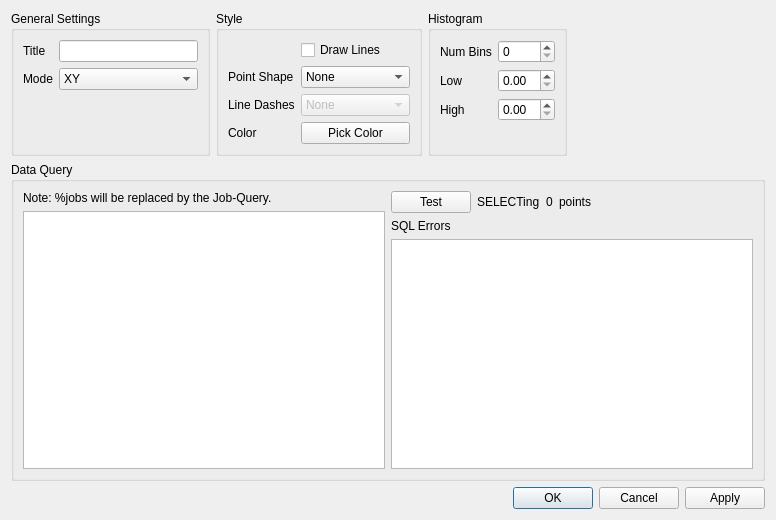
Qt form utils/visucmaes/curvesettings.ui (SchellDa/mapsa_analysis) before a commit.
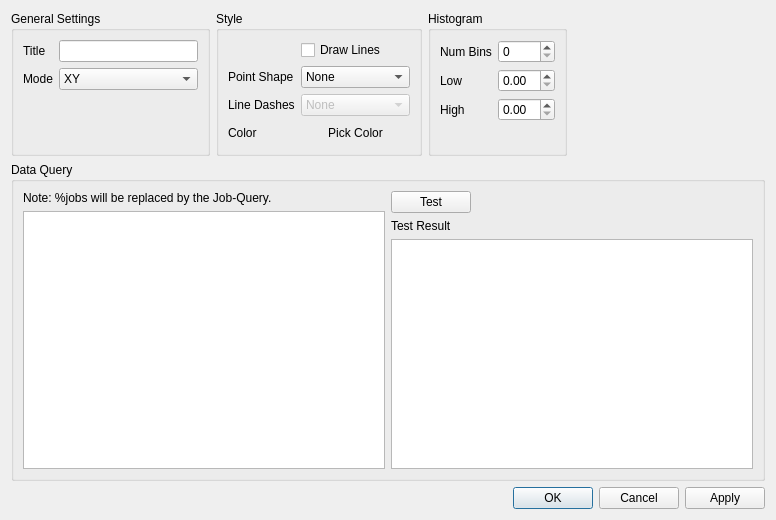
The same form after that commit. Icons and pictures are not drawn.

Patch:
```diff
--- a/utils/visucmaes/curvesettings.ui
+++ b/utils/visucmaes/curvesettings.ui
@@ -200,9 +200,15 @@
         </item>
         <item row="3" column="1">
          <widget class="QPushButton" name="color">
+          <property name="styleSheet">
+           <string notr="true"/>
+          </property>
           <property name="text">
            <string>Pick Color</string>
           </property>
+          <property name="flat">
+           <bool>true</bool>
+          </property>
          </widget>
         </item>
         <item row="0" column="1">
@@ -306,27 +312,6 @@
             </property>
            </widget>
           </item>
-          <item>
-           <widget class="QLabel" name="label_5">
-            <property name="text">
-             <string>SELECTing</string>
-            </property>
-           </widget>
-          </item>
-          <item>
-           <widget class="QLabel" name="n_results">
-            <property name="text">
-             <string>0</string>
-            </property>
-           </widget>
-          </item>
-          <item>
-           <widget class="QLabel" name="label_7">
-            <property name="text">
-             <string>points</string>
-            </property>
-           </widget>
-          </item>
           <item>
            <spacer name="horizontalSpacer">
             <property name="orientation">
@@ -345,7 +330,7 @@
         <item>
          <widget class="QLabel" name="label_4">
           <property name="text">
-           <string>SQL Errors</string>
+           <string>Test Result</string>
           </property>
          </widget>
         </item>
```
Left out of the diff: 33 changed lines with no effect on the pictures.
